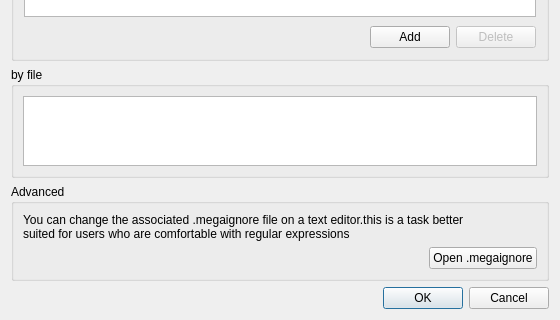
First picture: the form in src/MEGASync/syncs/gui/Twoways/linux/IgnoresEditingDialog.ui, repository meganz/MEGAsync, before the edit; both pictures show x 0 to 560 and y 389 to 709 of the 560 by 709 pixel window.
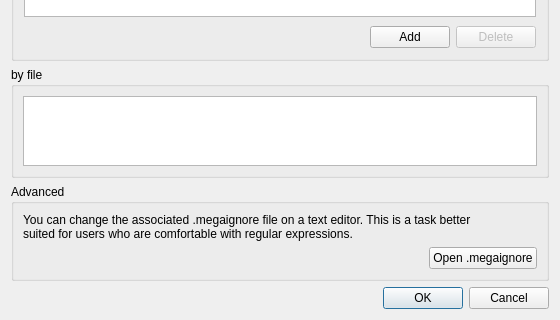
Second picture: the form after the edit.

Commit message: Fix ignores dialog advanced text

The edit to the form file:
```diff
--- a/src/MEGASync/syncs/gui/Twoways/linux/IgnoresEditingDialog.ui
+++ b/src/MEGASync/syncs/gui/Twoways/linux/IgnoresEditingDialog.ui
@@ -320,8 +320,8 @@
       <item>
        <widget class="QLabel" name="label_3">
         <property name="text">
-         <string>You can change the associated .megaignore file on a text editor.this is a task better
-suited for users who are comfortable with regular expressions</string>
+         <string>You can change the associated .megaignore file on a text editor. This is a task better
+suited for users who are comfortable with regular expressions.</string>
         </property>
        </widget>
       </item>
```
The commit also changes 1 other file.
